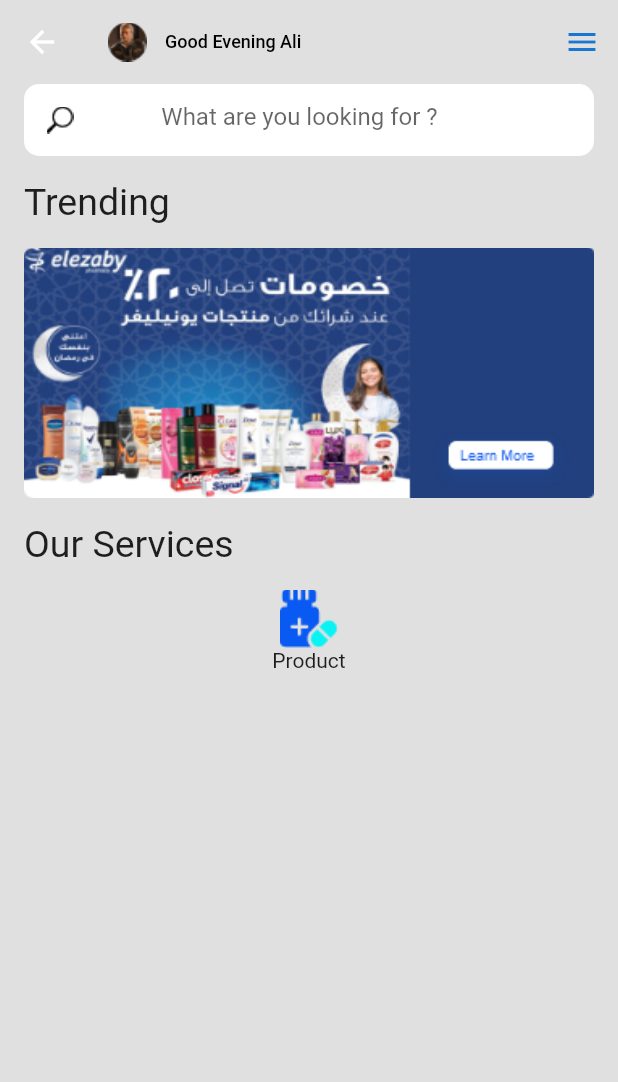
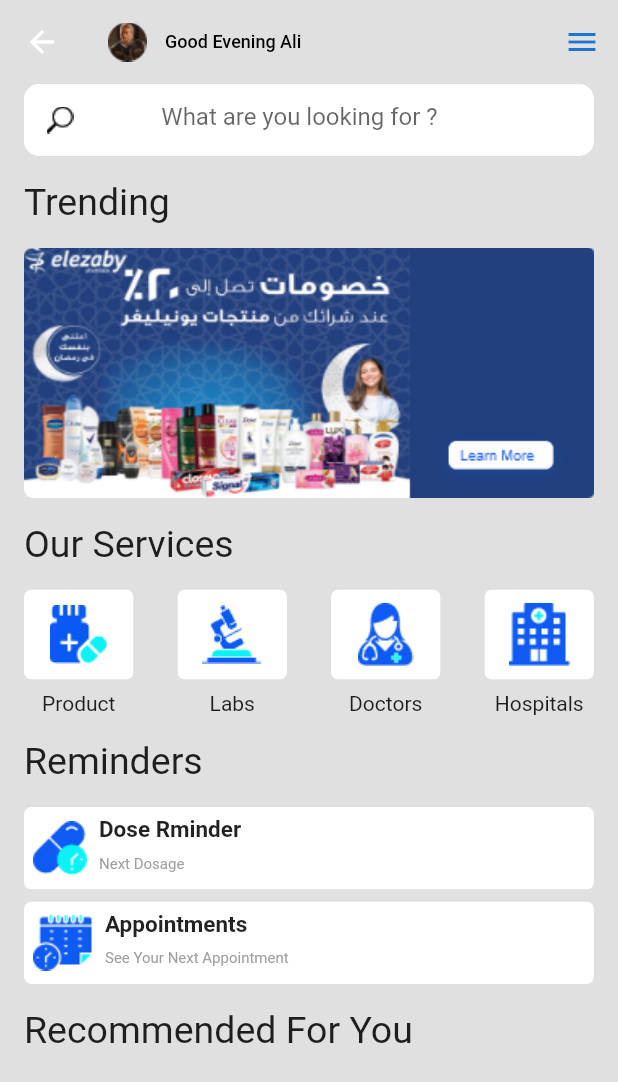
Before and after one commit to Muhammed-AbdelGhany/auth-home-task, a Flutter app: the HomeScreen screen opened by its route, on a phone screen of 412 x 824 dp. Shown: the top 1082 px of the screen. Run offline on Flutter 3.47's test engine with Material 2 defaults, Android fonts, the phone set to English and light mode, and no system bars; our stand-ins replace firebase_auth, firebase_core; missing offline and left inert: auto_validate; accounts and stored records are empty.

Commit message:
added reminder widget

```diff
--- a/lib/views/home.dart
+++ b/lib/views/home.dart
@@ -1,4 +1,5 @@
 import 'package:auth_ecommerce_task/theme/colors.dart';
+import 'package:auth_ecommerce_task/widgets/reminders_widget.dart';
 import 'package:flutter/material.dart';
 import 'package:auth_ecommerce_task/helpers/global-widgets.dart';
 import 'package:auth_ecommerce_task/widgets/services_widget.dart';
@@ -13,6 +14,17 @@ class HomeScreen extends StatefulWidget {
 class _HomeScreenState extends State<HomeScreen> {
   TextEditingController _controller = TextEditingController();
   String imagep = 'assets/images/products.png';
+  String imagel = 'assets/images/labs.png';
+  String imaged = 'assets/images/doctors.png';
+  String imageh = 'assets/images/hospitals.png';
+  String imagea = 'assets/images/appointments.png';
+  String imager = 'assets/images/reminder.png';
+
+  @override
+  void dispose() {
+    _controller.dispose();
+    super.dispose();
+  }
 
   @override
   Widget build(BuildContext context) {
@@ -75,10 +87,44 @@ class _HomeScreenState extends State<HomeScreen> {
               SizedBox(height: 16),
               headLine('Our Services'),
               SizedBox(height: 16),
-              ServiceWidget(
-                title: 'Product',
-                image: imagep,
+              Row(
+                mainAxisAlignment: MainAxisAlignment.spaceBetween,
+                children: [
+                  ServiceWidget(
+                    title: 'Product',
+                    image: imagep,
+                  ),
+                  ServiceWidget(
+                    title: 'Labs',
+                    image: imagel,
+                  ),
+                  ServiceWidget(
+                    title: 'Doctors',
+                    image: imaged,
+                  ),
+                  ServiceWidget(
+                    title: 'Hospitals',
+                    image: imageh,
+                  ),
+                ],
               ),
+              SizedBox(height: 16),
+              headLine('Reminders'),
+              SizedBox(height: 16),
+              ReminderWidget(
+                image: imager,
+                title: 'Dose Rminder',
+                subtitle: 'Next Dosage',
+              ),
+              SizedBox(height: 8),
+              ReminderWidget(
+                image: imagea,
+                title: 'Appointments',
+                subtitle: 'See Your Next Appointment',
+              ),
+              SizedBox(height: 16),
+              headLine('Recommended For You'),
+              SizedBox(height: 16),
             ],
           ),
         ),
--- /dev/null
+++ b/lib/widgets/reminders_widget.dart
@@ -0,0 +1,49 @@
+import 'package:flutter/material.dart';
+
+class ReminderWidget extends StatelessWidget {
+  final title;
+  final image;
+  final subtitle;
+
+  ReminderWidget({this.title, this.subtitle, this.image});
+  @override
+  Widget build(BuildContext context) {
+    return ClipRRect(
+      borderRadius: BorderRadius.circular(5),
+      child: Container(
+        color: Colors.white,
+        padding: EdgeInsets.all(6),
+        width: double.infinity,
+        height: 55,
+        child: Row(
+          children: [
+            Image.asset(image),
+            SizedBox(
+              width: 8,
+            ),
+            Column(
+              crossAxisAlignment: CrossAxisAlignment.start,
+              children: [
+                Text(
+                  title,
+                  style: TextStyle(fontSize: 15, fontWeight: FontWeight.bold),
+                ),
+                SizedBox(
+                  height: 8,
+                ),
+                Container(
+                  alignment: Alignment.centerLeft,
+                  child: Text(
+                    subtitle,
+                    textAlign: TextAlign.left,
+                    style: TextStyle(fontSize: 10, color: Colors.grey),
+                  ),
+                ),
+              ],
+            )
+          ],
+        ),
+      ),
+    );
+  }
+}
--- a/lib/widgets/services_widget.dart
+++ b/lib/widgets/services_widget.dart
@@ -11,9 +11,16 @@ class ServiceWidget extends StatelessWidget {
       child: Column(
         children: [
           ClipRRect(
+              borderRadius: BorderRadius.circular(5),
               child: Container(
-            child: Image.asset(image),
-          )),
+                color: Colors.white,
+                height: 60,
+                width: 73,
+                child: Image.asset(image),
+              )),
+          SizedBox(
+            height: 8,
+          ),
           Text(title),
         ],
       ),
```
Also changed, not shown: assets/images/appointments.png (added), assets/images/reminder.png (added).
